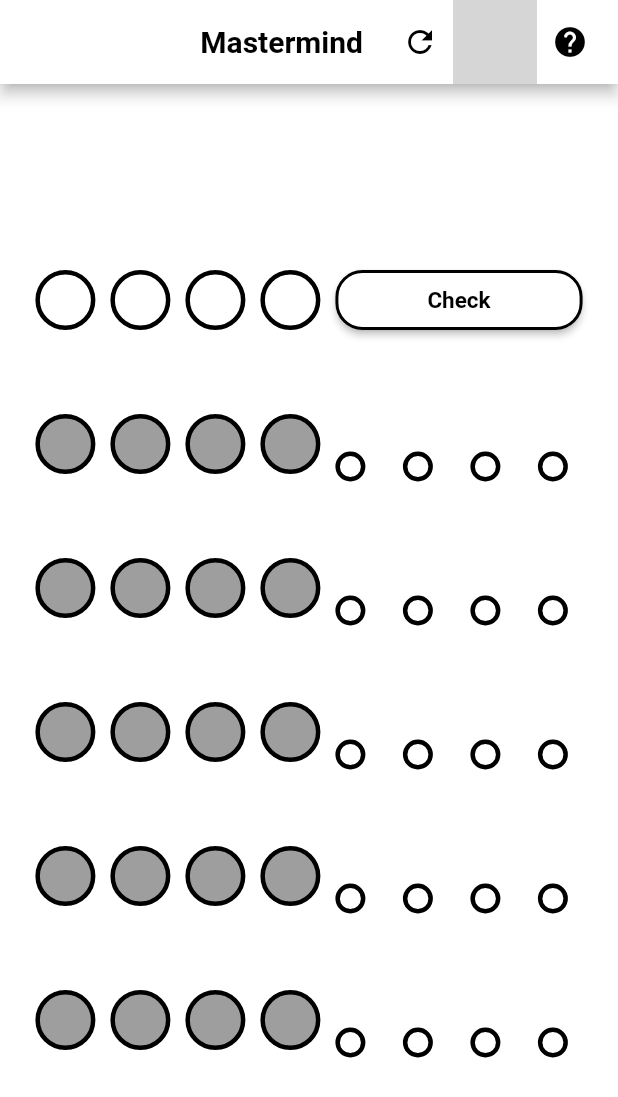
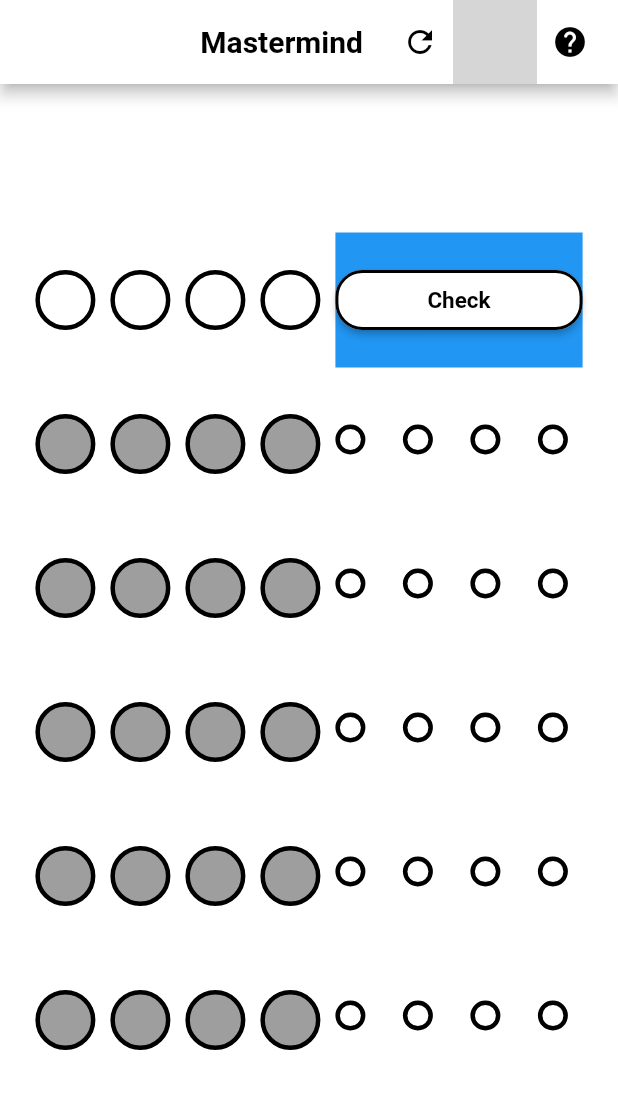
Before and after one commit to ramanverma2k/Mastermind, a Flutter app: the screen it shows after launch, on a phone screen of 412 x 824 dp. Shown: the top 1097 px of the screen. Run offline on Flutter 3.47's test engine with Material 2 defaults, Android fonts, the phone set to English and light mode, and no system bars; our stand-ins replace flutter_riverpod, lottie; grey boxes are pictures that could not be loaded.

Commit message:
some layout fixups

```diff
--- a/lib/widgets/confirm_button.dart
+++ b/lib/widgets/confirm_button.dart
@@ -20,7 +20,7 @@
           vertical: width < 390 && height < 812
               ? 17.0
               : height > 768
-                  ? 43
+                  ? 25
                   : 15.0),
       child: SizedBox(
         height: 40,
--- a/lib/widgets/help_popup.dart
+++ b/lib/widgets/help_popup.dart
@@ -4,7 +4,6 @@
 import 'package:flutter_riverpod/flutter_riverpod.dart';
 import 'package:mastermind/utils/board_state.dart';
 
-// TODO: Style and correct the layout of this popup
 class HelpPopup extends ConsumerWidget {
   const HelpPopup({Key? key}) : super(key: key);
 
--- a/lib/widgets/hint_board.dart
+++ b/lib/widgets/hint_board.dart
@@ -26,8 +26,12 @@
       children: List.generate(
         6,
         (rowNum) => row == rowNum
-            ? const ConfirmButton()
+            ? Container(
+                color: Colors.blue,
+                child: const ConfirmButton(),
+              )
             : Row(
+                mainAxisAlignment: MainAxisAlignment.center,
                 key: Key('row_$rowNum'),
                 children: [
                   Center(
```
